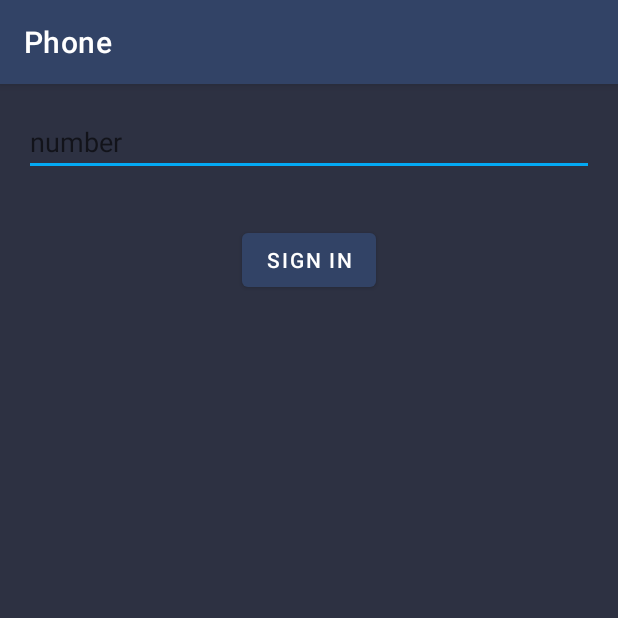
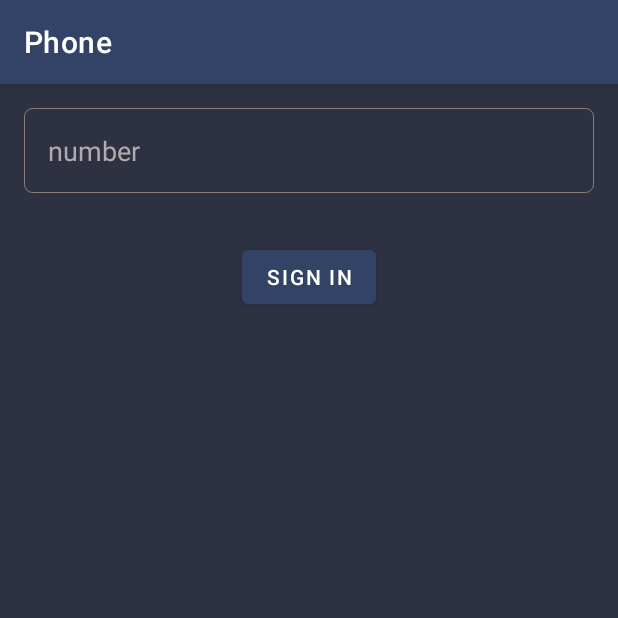
Before and after one commit to anarkulov/Chat, an Android app: the screen it shows after launch (PhoneActivity), on a phone screen of 412 x 824 dp, the top half of it. Run offline under Robolectric (Android 15) with nearby library versions, the phone set to English and light mode, and no system bars; our stand-ins replace Firebase (no records; nobody signed in at launch, a user with empty details on screens opened directly).

Commit message:
make ui changes

```diff
--- a/app/src/main/java/com/erzhan/chatapp/activities/ChatActivity.kt
+++ b/app/src/main/java/com/erzhan/chatapp/activities/ChatActivity.kt
@@ -55,10 +55,9 @@ class ChatActivity : AppCompatActivity(), OnItemClickListener {
                 chat = Chat()
                 chat!!.userIds = userIds
                 title = user!!.name
-                Log.v("Chat Activity :", "chat is null 2")
             }
         } else {
-            if (user != null) {
+            if (user == null) {
                 getMessages()
                 initList()
                 FirebaseFirestore.getInstance().collection("users")
--- a/app/src/main/java/com/erzhan/chatapp/activities/MainActivity.kt
+++ b/app/src/main/java/com/erzhan/chatapp/activities/MainActivity.kt
@@ -22,10 +22,6 @@ class MainActivity : AppCompatActivity(), OnItemClickListener {
     private lateinit var chatRecyclerView: RecyclerView
     private lateinit var chatAdapter: ChatAdapter
     private val chatList: ArrayList<Chat> = ArrayList()
-
-//    companion object {
-//        val myUserId: String? = FirebaseAuth.getInstance().uid
-//    }
 
     override fun onCreate(savedInstanceState: Bundle?) {
         super.onCreate(savedInstanceState)
--- a/app/src/main/java/com/erzhan/chatapp/activities/ProfileActivity.kt
+++ b/app/src/main/java/com/erzhan/chatapp/activities/ProfileActivity.kt
@@ -23,7 +23,6 @@ class ProfileActivity : AppCompatActivity() {
         title = "Profile"
 
         nameEditText = findViewById(R.id.nameEditTextId)
-
     }
 
     fun onClickNext(view: View) {
--- a/app/src/main/java/com/erzhan/chatapp/adapters/ContactsAdapter.kt
+++ b/app/src/main/java/com/erzhan/chatapp/adapters/ContactsAdapter.kt
@@ -9,6 +9,7 @@ import androidx.recyclerview.widget.RecyclerView
 import com.erzhan.chatapp.R
 import com.erzhan.chatapp.interfaces.OnItemClickListener
 import com.erzhan.chatapp.models.User
+import com.google.firebase.auth.FirebaseAuth
 
 class ContactsAdapter(
     context: Context,
--- /dev/null
+++ b/app/src/main/res/drawable/item_background.xml
@@ -0,0 +1,9 @@
+<?xml version="1.0" encoding="utf-8"?>
+<selector xmlns:android="http://schemas.android.com/apk/res/android">
+    <item >
+        <shape android:shape="rectangle">
+            <corners android:radius="5dip" />
+            <stroke android:width="0.1dip" android:color="#887E7E" />
+        </shape>
+    </item>
+</selector>
--- a/app/src/main/res/layout/activity_chat.xml
+++ b/app/src/main/res/layout/activity_chat.xml
@@ -27,9 +27,9 @@
             android:layout_weight="1"
             android:layout_height="match_parent"
             android:paddingStart="16dp"
-            android:hint="message"
+            android:hint="@string/type_a_message"
             android:background="@color/transparent"
-            android:textColorHint="@color/white"
+            android:textColorHint="@color/grey"
             android:textColor="@color/white"/>
 
         <ImageView
--- a/app/src/main/res/layout/activity_phone.xml
+++ b/app/src/main/res/layout/activity_phone.xml
@@ -11,8 +11,12 @@
         android:id="@+id/phoneEditTextId"
         android:layout_width="match_parent"
         android:layout_height="wrap_content"
+        android:padding="16dp"
+        android:textColor="@color/white"
         android:layout_margin="16dp"
-        android:hint="number"
+        android:hint="@string/number"
+        android:textColorHint="@color/grey"
+        android:background="@drawable/item_background"
         android:inputType="phone"
         />
 
@@ -21,7 +25,7 @@
         android:layout_height="wrap_content"
         android:onClick="onClickStart"
         android:layout_margin="16dp"
-        android:text="Sign In"
+        android:text="@string/sign_in"
         android:layout_gravity="center"
         />
 </LinearLayout>
--- a/app/src/main/res/layout/list_message.xml
+++ b/app/src/main/res/layout/list_message.xml
@@ -12,4 +12,5 @@
         android:layout_height="wrap_content"
         android:textColor="@color/grey"
         tools:text="message" />
+
 </LinearLayout>
--- a/app/src/main/res/values-night/themes.xml
+++ b/app/src/main/res/values-night/themes.xml
@@ -3,11 +3,12 @@
     <style name="Theme.ChatApp" parent="Theme.MaterialComponents.Light.DarkActionBar">
         <item name="android:itemBackground">@color/blue</item>
         <item name="android:textColor">@color/white</item>
+        <item name="hintTextColor">@color/grey</item>
         <item name="android:colorBackground">@color/blue</item>
         <!-- Primary brand color. -->
         <item name="colorPrimary">@color/colorPrimary</item>
         <item name="colorPrimaryVariant">@color/purple_700</item>
-        <item name="colorOnPrimary">@color/black</item>
+        <item name="colorOnPrimary">@color/white</item>
         <!-- Secondary brand color. -->
         <item name="colorSecondary">@color/teal_200</item>
         <item name="colorSecondaryVariant">@color/teal_200</item>
--- a/app/src/main/res/values/strings.xml
+++ b/app/src/main/res/values/strings.xml
@@ -2,4 +2,9 @@
     <string name="app_name">ChatApp</string>
     <string name="default_notification_channel_id">highChannel</string>
     <string name="contacts_title">Contacts</string>
+    <string name="name">Name</string>
+    <string name="next">next</string>
+    <string name="type_a_message">type a message...</string>
+    <string name="number">number</string>
+    <string name="sign_in">Sign In</string>
 </resources>
--- a/app/src/main/res/values/themes.xml
+++ b/app/src/main/res/values/themes.xml
@@ -3,6 +3,7 @@
     <style name="Theme.ChatApp" parent="Theme.MaterialComponents.Light.DarkActionBar">
         <item name="android:itemBackground">@color/blue</item>
         <item name="android:textColor">@color/white</item>
+        <item name="hintTextColor">@color/grey</item>
         <item name="android:colorBackground">@color/blue</item>
         <!-- Primary brand color. -->
         <item name="colorPrimary">@color/colorPrimary</item>
```
Also changed, not shown: app/src/main/java/com/erzhan/chatapp/activities/PhoneActivity.kt (+35 -1 lines), app/src/main/java/com/erzhan/chatapp/adapters/ChatAdapter.kt (+13 -3 lines), app/src/main/res/layout/activity_profile.xml (+6 -2 lines), app/src/main/res/layout/list_chat.xml (+17 -2 lines).
